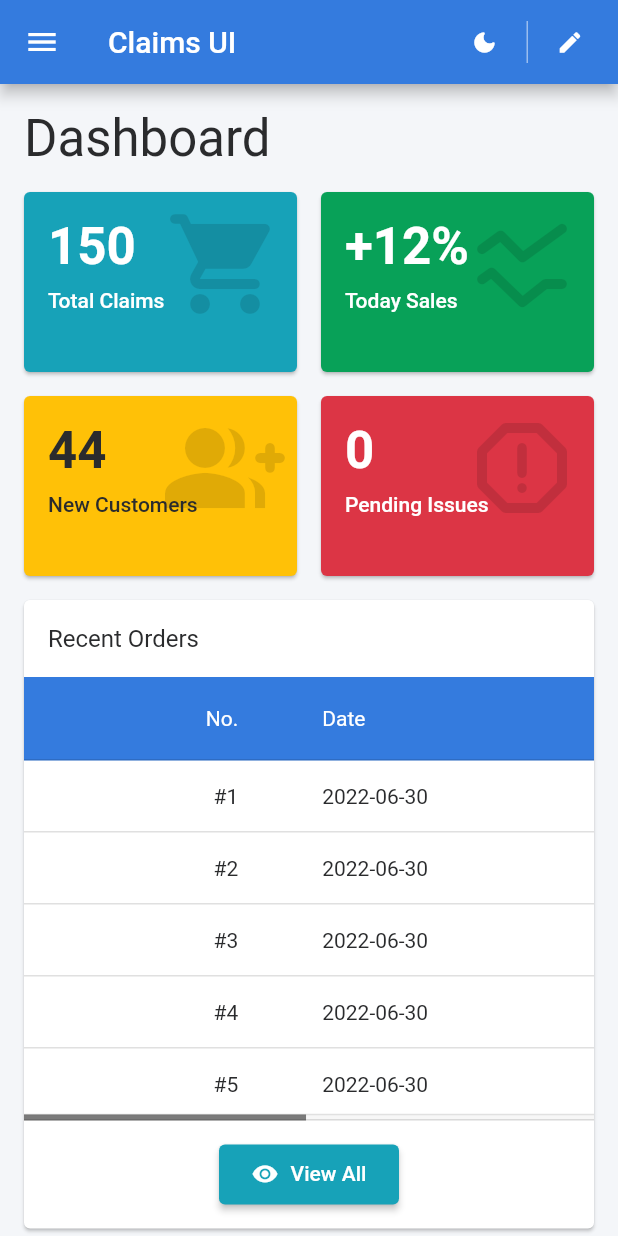
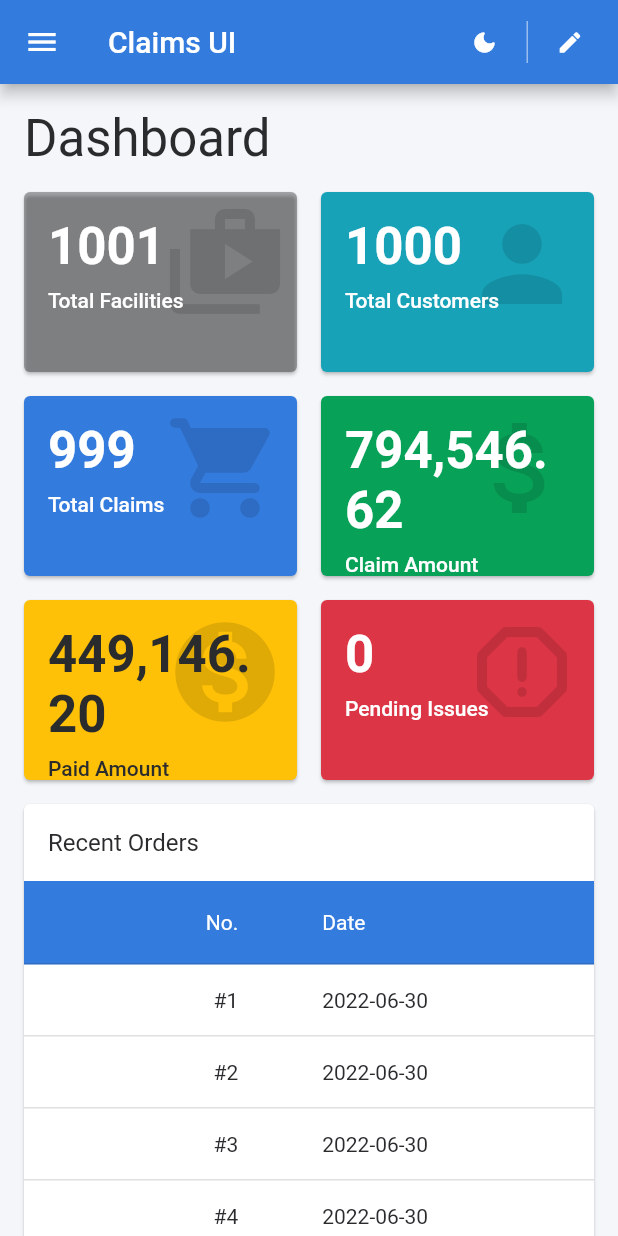
Before and after one commit to sidh2901/Claims-Flutter, a Flutter app: the DashboardScreen screen opened by its route, on a phone screen of 412 x 824 dp. Run offline on Flutter 3.47's test engine with Material 2 defaults, Android fonts, the phone set to English and light mode, and no system bars; our stand-ins replace awesome_dialog, flutter_form_builder, form_builder_validators, go_router, google_fonts, shared_preferences; missing offline and left inert: dart:html, form_builder_asset_picker, pointer_interceptor; accounts and stored records are empty.

Commit message:
changes w.r.t. cards on dashboard

```diff
--- a/lib/master_layout_config.dart
+++ b/lib/master_layout_config.dart
@@ -52,11 +52,11 @@ final sidebarMenuConfigs = [
     icon: Icons.library_books_rounded,
     title: (context) => Lang.of(context).pages(2),
     children: [
-      SidebarChildMenuConfig(
-        uri: RouteUri.error404,
-        icon: Icons.circle_outlined,
-        title: (context) => Lang.of(context).error404,
-      ),
+      // SidebarChildMenuConfig(
+      //   uri: RouteUri.error404,
+      //   icon: Icons.circle_outlined,
+      //   title: (context) => Lang.of(context).error404,
+      // ),
       SidebarChildMenuConfig(
         uri: RouteUri.login,
         icon: Icons.circle_outlined,
@@ -67,11 +67,11 @@ final sidebarMenuConfigs = [
         icon: Icons.circle_outlined,
         title: (context) => Lang.of(context).register,
       ),
-      SidebarChildMenuConfig(
-        uri: RouteUri.crud,
-        icon: Icons.circle_outlined,
-        title: (context) => 'CRUD',
-      ),
+      // SidebarChildMenuConfig(
+      //   uri: RouteUri.crud,
+      //   icon: Icons.circle_outlined,
+      //   title: (context) => 'CRUD',
+      // ),
     ],
   ),
   // SidebarMenuConfig(
--- a/lib/views/screens/dashboard_screen.dart
+++ b/lib/views/screens/dashboard_screen.dart
@@ -58,27 +58,45 @@ class _DashboardScreenState extends State<DashboardScreen> {
                   runSpacing: kDefaultPadding,
                   children: [
                     SummaryCard(
-                      title: 'Total Claims',
-                      value: '150',
-                      icon: Icons.shopping_cart_rounded,
+                      title: 'Total Facilities',
+                      value: '1001',
+                      icon: Icons.shop_2,
+                      backgroundColor: appColorScheme.buttonTextDisabled,
+                      textColor: themeData.colorScheme.onPrimary,
+                      iconColor: Colors.black12,
+                      width: summaryCardWidth,
+                    ),
+                    SummaryCard(
+                      title: 'Total Customers',
+                      value: '1000',
+                      icon: Icons.person,
                       backgroundColor: appColorScheme.info,
                       textColor: themeData.colorScheme.onPrimary,
                       iconColor: Colors.black12,
                       width: summaryCardWidth,
                     ),
                     SummaryCard(
-                      title: lang.todaySales,
-                      value: '+12%',
-                      icon: Icons.ssid_chart_rounded,
+                      title: 'Total Claims',
+                      value: '999',
+                      icon: Icons.shopping_cart_rounded,
+                      backgroundColor: appColorScheme.primary,
+                      textColor: themeData.colorScheme.onPrimary,
+                      iconColor: Colors.black12,
+                      width: summaryCardWidth,
+                    ),
+                    SummaryCard(
+                      title: 'Claim Amount',
+                      value: '794,546.62',
+                      icon: Icons.attach_money,
                       backgroundColor: appColorScheme.success,
                       textColor: themeData.colorScheme.onPrimary,
                       iconColor: Colors.black12,
                       width: summaryCardWidth,
                     ),
                     SummaryCard(
-                      title: lang.newCustomers(2),
-                      value: '44',
-                      icon: Icons.group_add_rounded,
+                      title: 'Paid Amount',
+                      value: '449,146.20',
+                      icon: Icons.monetization_on,
                       backgroundColor: appColorScheme.warning,
                       textColor: appColorScheme.buttonTextBlack,
                       iconColor: Colors.black12,
--- a/pubspec.yaml
+++ b/pubspec.yaml
@@ -46,6 +46,7 @@ dependencies:
   # Use with the CupertinoIcons class for iOS style icons.
   cupertino_icons: ^1.0.5
   mongo_dart: ^0.8.2
+  syncfusion_flutter_charts: ^20.4.49
 
 dev_dependencies:
   flutter_test:
```
Also changed, not shown: pubspec.lock.
